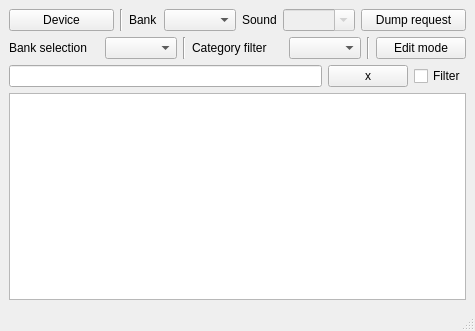
Above: bigglesworth/main.ui from MaurizioB/Bigglesworth before the change. Below: the same form after it.
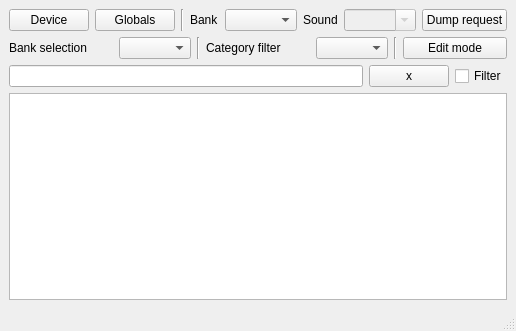
That is the form after the change.

```diff
--- a/bigglesworth/main.ui
+++ b/bigglesworth/main.ui
@@ -24,6 +24,13 @@
         </property>
        </widget>
       </item>
+      <item>
+       <widget class="QPushButton" name="globals_btn">
+        <property name="text">
+         <string>Globals</string>
+        </property>
+       </widget>
+      </item>
       <item>
        <widget class="Line" name="line_2">
         <property name="orientation">
```
Left out of the diff: 7 changed lines with no effect on the pictures.
